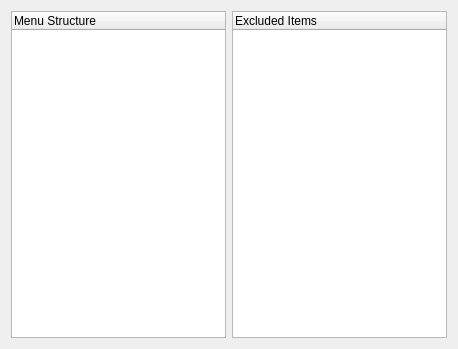
First picture: the form in resources/ui/support/bundle.ui, repository prymatex/prymatex, before the edit.
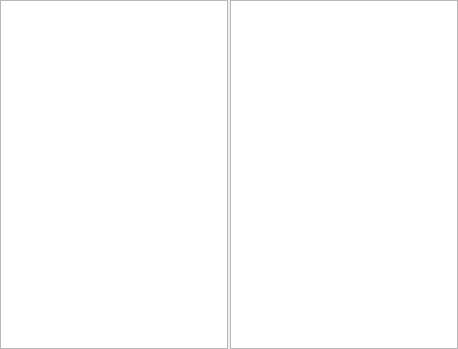
Second picture: the form after the edit.

Diff of the .ui file:
```diff
--- a/resources/ui/support/bundle.ui
+++ b/resources/ui/support/bundle.ui
@@ -14,43 +14,24 @@
    <string>Form</string>
   </property>
   <layout class="QHBoxLayout" name="horizontalLayout_2">
+   <property name="spacing">
+    <number>2</number>
+   </property>
+   <property name="margin">
+    <number>0</number>
+   </property>
    <item>
-    <widget class="QTreeWidget" name="treeMenuWidget">
-     <property name="dragEnabled">
+    <widget class="QTreeView" name="treeMenuView">
+     <property name="alternatingRowColors">
       <bool>true</bool>
      </property>
-     <property name="dragDropOverwriteMode">
-      <bool>false</bool>
-     </property>
-     <property name="dragDropMode">
-      <enum>QAbstractItemView::DragDrop</enum>
-     </property>
-     <property name="defaultDropAction">
-      <enum>Qt::MoveAction</enum>
-     </property>
-     <column>
-      <property name="text">
-       <string>Menu Structure</string>
-      </property>
-     </column>
     </widget>
    </item>
    <item>
-    <widget class="QTreeWidget" name="treeExcludedWidget">
-     <property name="dragEnabled">
+    <widget class="QListView" name="listExcludedView">
+     <property name="alternatingRowColors">
       <bool>true</bool>
      </property>
-     <property name="dragDropMode">
-      <enum>QAbstractItemView::DragDrop</enum>
-     </property>
-     <property name="defaultDropAction">
-      <enum>Qt::MoveAction</enum>
-     </property>
-     <column>
-      <property name="text">
-       <string>Excluded Items</string>
-      </property>
-     </column>
     </widget>
    </item>
   </layout>
```
